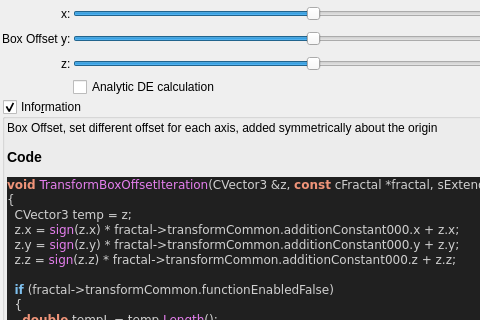
The window that mandelbulber2/qt_data/fractal_transf_box_offset.ui (buddhi1980/mandelbulber2) describes before a commit, drawn with Qt 5; both pictures show x 0 to 480 and y 0 to 320 of the 646 by 736 pixel window.
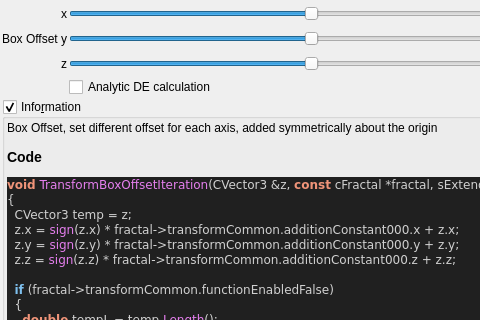
The same window after the commit. Custom widgets are drawn as their Qt base class.

What changed in the file:
```diff
--- a/mandelbulber2/qt_data/fractal_transf_box_offset.ui
+++ b/mandelbulber2/qt_data/fractal_transf_box_offset.ui
@@ -37,14 +37,14 @@
      <item row="0" column="1">
       <widget class="QLabel" name="label_109">
        <property name="text">
-        <string>x:</string>
+        <string notr="true">x</string>
        </property>
       </widget>
      </item>
      <item row="2" column="1">
       <widget class="QLabel" name="label_111">
        <property name="text">
-        <string>z:</string>
+        <string notr="true">z</string>
        </property>
       </widget>
      </item>
@@ -108,7 +108,7 @@
      <item row="1" column="1">
       <widget class="QLabel" name="label_110">
        <property name="text">
-        <string>y:</string>
+        <string notr="true">y</string>
        </property>
       </widget>
      </item>
```
